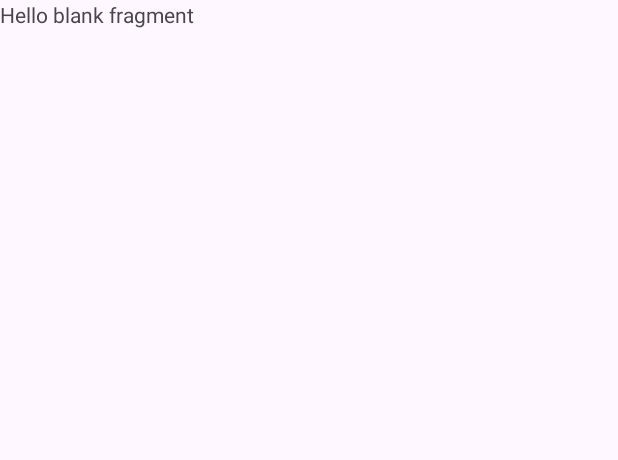
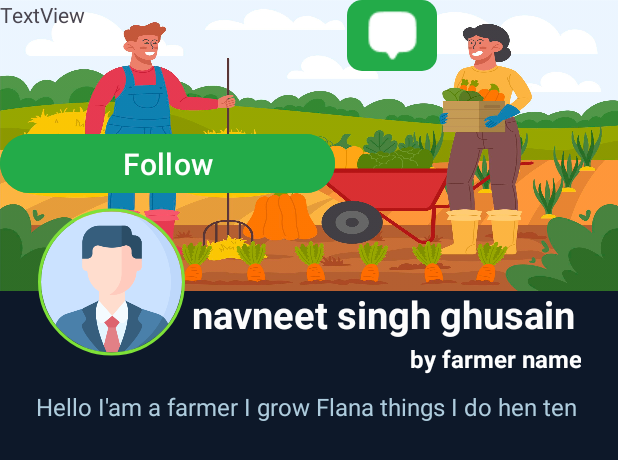
Before and after one commit to satyamsahu1403/farmersapplication, an Android app: the layout fragment_profile.xml on its own in the app's theme, with its tools: preview values and no code run, on a phone screen of 412 x 824 dp. Shown: the top 460 px of the screen. Run offline under Robolectric (Android 15) with nearby library versions, the phone set to English and light mode, and no system bars.

Commit message:
New update

```diff
--- a/app/src/main/res/drawable/rounded_dashboard.xml
+++ b/app/src/main/res/drawable/rounded_dashboard.xml
@@ -1,5 +1,5 @@
 <?xml version="1.0" encoding="utf-8"?>
 <shape xmlns:android="http://schemas.android.com/apk/res/android">
-    <corners android:radius="20dp"/>
+    <corners android:radius="10dp"/>
 
 </shape>
--- a/app/src/main/res/layout/fragment_profile.xml
+++ b/app/src/main/res/layout/fragment_profile.xml
@@ -1,14 +1,153 @@
 <?xml version="1.0" encoding="utf-8"?>
 <FrameLayout xmlns:android="http://schemas.android.com/apk/res/android"
+    xmlns:app="http://schemas.android.com/apk/res-auto"
     xmlns:tools="http://schemas.android.com/tools"
     android:layout_width="match_parent"
     android:layout_height="match_parent"
-    tools:context=".ProfileFragment">
+    android:background="#0D1829"
+    android:id="@+id/profile_fragment"
+    tools:context=".ProfileFragment" >
 
-    <!-- TODO: Update blank fragment layout -->
+    <androidx.constraintlayout.widget.ConstraintLayout
+        android:layout_width="match_parent"
+        android:layout_height="match_parent">
+
+        <TextView
+            android:id="@+id/textView15"
+            android:layout_width="56dp"
+            android:layout_height="33dp"
+            android:text="0"
+            android:textAlignment="center"
+            android:textColor="#7EE138"
+            android:textSize="16sp"
+            tools:layout_editor_absoluteX="302dp"
+            tools:layout_editor_absoluteY="319dp" />
+
+        <TextView
+            android:id="@+id/textView15"
+            android:layout_width="56dp"
+            android:layout_height="33dp"
+            android:text="0"
+            android:textAlignment="center"
+            android:textColor="#7EE138"
+            android:textSize="16sp"
+            tools:layout_editor_absoluteX="180dp"
+            tools:layout_editor_absoluteY="319dp" />
+
+        <TextView
+            android:id="@+id/textView15"
+            android:layout_width="56dp"
+            android:layout_height="33dp"
+            android:text="0"
+            android:textAlignment="center"
+            android:textColor="#7EE138"
+            android:textSize="16sp"
+            tools:layout_editor_absoluteX="60dp"
+            tools:layout_editor_absoluteY="319dp" />
+
+        <ImageButton
+            android:id="@+id/callicon"
+            android:layout_width="61dp"
+            android:layout_height="47dp"
+            android:background="@drawable/rounded_dashboard"
+            android:backgroundTint="#23AB49"
+            android:src="@drawable/callicon"
+            tools:layout_editor_absoluteX="331dp"
+            tools:layout_editor_absoluteY="404dp" />
+
+        <TextView
+            android:id="@+id/farmername"
+            android:layout_width="207dp"
+            android:layout_height="32dp"
+            android:layout_marginStart="180dp"
+            android:layout_marginTop="228dp"
+            android:singleLine="true"
+            android:text="by farmer name"
+            android:textAlignment="textEnd"
+            android:textColor="#FFFFFF"
+            android:textSize="16sp"
+            android:textStyle="bold"
+            app:layout_constraintStart_toStartOf="parent"
+            app:layout_constraintTop_toTopOf="parent" />
+
+        <TextView
+            android:id="@+id/farmname"
+            android:layout_width="264dp"
+            android:layout_height="40dp"
+            android:layout_marginStart="128dp"
+            android:layout_marginTop="192dp"
+            android:singleLine="true"
+            android:text="navneet singh ghusain"
+            android:textColor="#FDFCFC"
+            android:textSize="25dp"
+            android:textStyle="bold"
+            app:layout_constraintStart_toStartOf="parent"
+            app:layout_constraintTop_toTopOf="parent" />
+
+        <ImageView
+            android:id="@+id/bg_img"
+            android:layout_width="415dp"
+            android:layout_height="194dp"
+
+            android:background="@drawable/f4"
+            app:layout_constraintStart_toStartOf="parent"
+            app:layout_constraintTop_toTopOf="parent" />
+
+        <de.hdodenhof.circleimageview.CircleImageView
+            android:id="@+id/circular_profile"
+            android:layout_width="98dp"
+            android:layout_height="105dp"
+            android:layout_centerInParent="true"
+            android:layout_marginStart="25dp"
+            android:layout_marginTop="135dp"
+            android:clickable="true"
+            android:src="@drawable/profile"
+            app:civ_border_color="#7EE138"
+            app:civ_border_width="2dp"
+            app:civ_scaleType="centerCrop"
+            app:layout_constraintStart_toStartOf="parent"
+            app:layout_constraintTop_toTopOf="parent" />
+
+        <TextView
+            android:id="@+id/textView4"
+            android:layout_width="364dp"
+            android:layout_height="59dp"
+            android:layout_marginStart="24dp"
+            android:layout_marginTop="260dp"
+            android:text="Hello I'am a farmer I grow Flana things I do hen ten"
+            android:textColor="#AECCDD"
+            android:textSize="16sp"
+            app:layout_constraintStart_toStartOf="parent"
+            app:layout_constraintTop_toTopOf="parent" />
+
+        <Button
+            android:id="@+id/button"
+            android:layout_width="223dp"
+            android:layout_height="47dp"
+            android:layout_marginTop="52dp"
+            android:backgroundTint="#23AB49"
+            android:text="Follow"
+            android:textSize="20sp"
+            app:layout_constraintTop_toBottomOf="@+id/textView15"
+            tools:layout_editor_absoluteX="25dp" />
+
+        <ImageButton
+            android:id="@+id/imageButton"
+            android:layout_width="60dp"
+            android:layout_height="47dp"
+            android:layout_marginStart="8dp"
+            android:background="@drawable/rounded_dashboard"
+            android:backgroundTint="#23AB49"
+            android:src="@drawable/chaticon"
+            app:layout_constraintStart_toEndOf="@+id/button"
+            tools:layout_editor_absoluteY="404dp" />
+
+    </androidx.constraintlayout.widget.ConstraintLayout>
+
     <TextView
-        android:layout_width="match_parent"
-        android:layout_height="match_parent"
-        android:text="@string/hello_blank_fragment" />
+        android:id="@+id/textView11"
+        android:layout_width="wrap_content"
+        android:layout_height="wrap_content"
+        android:text="TextView" />
 
 </FrameLayout>
```
Also changed, not shown: app/src/main/res/layout/bestsellers.xml (+31 -31 lines), app/src/main/res/layout/productscard.xml (+48 -53 lines), app/src/main/res/drawable/bullet.png (added), app/src/main/res/drawable/callicon.png (added), app/src/main/res/drawable/chaticon.png (added), app/src/main/res/drawable/profilebanner.png (added).
